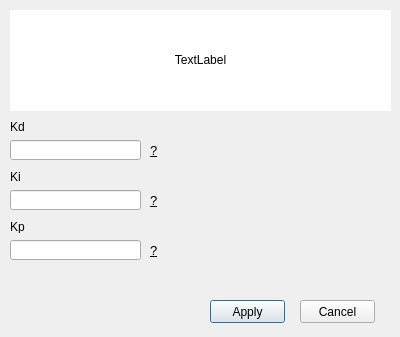
The window that App/Simulator_App/ui/control_editor.ui (DanielMontoyaR/Toolbox-de-Simulaci-n-para-An-lisis-de-Se-ales-Mixtas) describes before a commit, drawn with Qt 5.
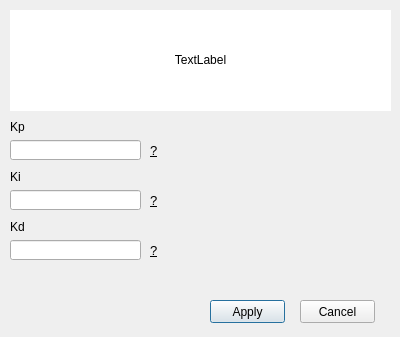
The same window after the commit.

Commit message: update: plant editor logic implemented. Refactor of plant.py to a Factory Method design pattern.

What changed in the file:
```diff
--- a/App/Simulator_App/ui/control_editor.ui
+++ b/App/Simulator_App/ui/control_editor.ui
@@ -45,7 +45,7 @@
    <property name="geometry">
     <rect>
      <x>10</x>
-     <y>140</y>
+     <y>240</y>
      <width>131</width>
      <height>20</height>
     </rect>
@@ -55,7 +55,7 @@
    <property name="geometry">
     <rect>
      <x>10</x>
-     <y>120</y>
+     <y>220</y>
      <width>47</width>
      <height>13</height>
     </rect>
@@ -81,7 +81,7 @@
    <property name="geometry">
     <rect>
      <x>10</x>
-     <y>220</y>
+     <y>120</y>
      <width>47</width>
      <height>13</height>
     </rect>
@@ -104,7 +104,7 @@
    <property name="geometry">
     <rect>
      <x>10</x>
-     <y>240</y>
+     <y>140</y>
      <width>131</width>
      <height>20</height>
     </rect>
@@ -114,7 +114,7 @@
    <property name="geometry">
     <rect>
      <x>150</x>
-     <y>140</y>
+     <y>240</y>
      <width>47</width>
      <height>21</height>
     </rect>
@@ -140,7 +140,7 @@
    <property name="geometry">
     <rect>
      <x>150</x>
-     <y>240</y>
+     <y>140</y>
      <width>47</width>
      <height>21</height>
     </rect>
```
The commit also changes 12 other files.
